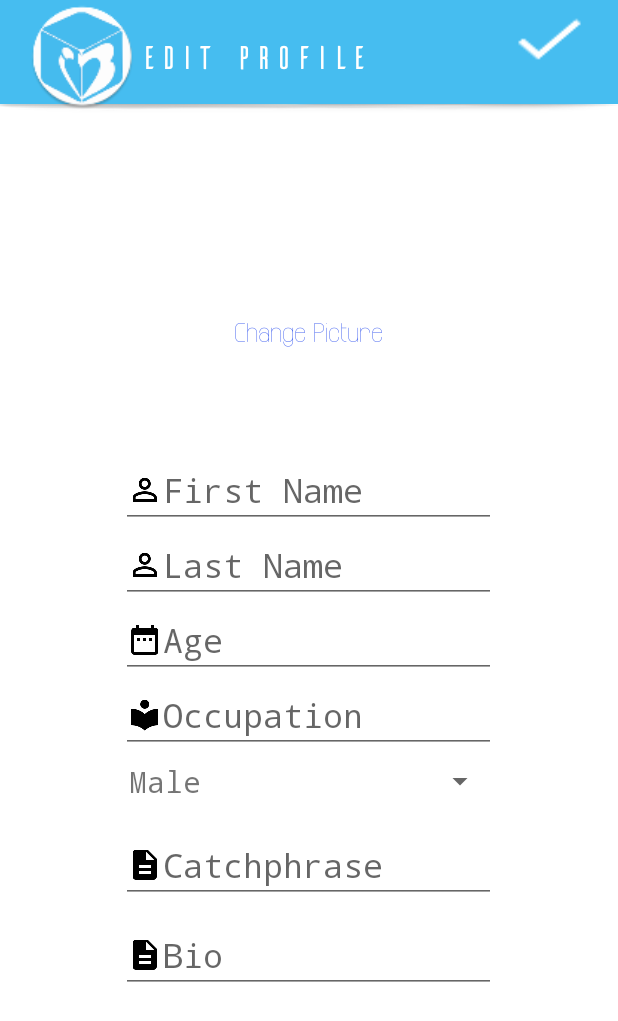
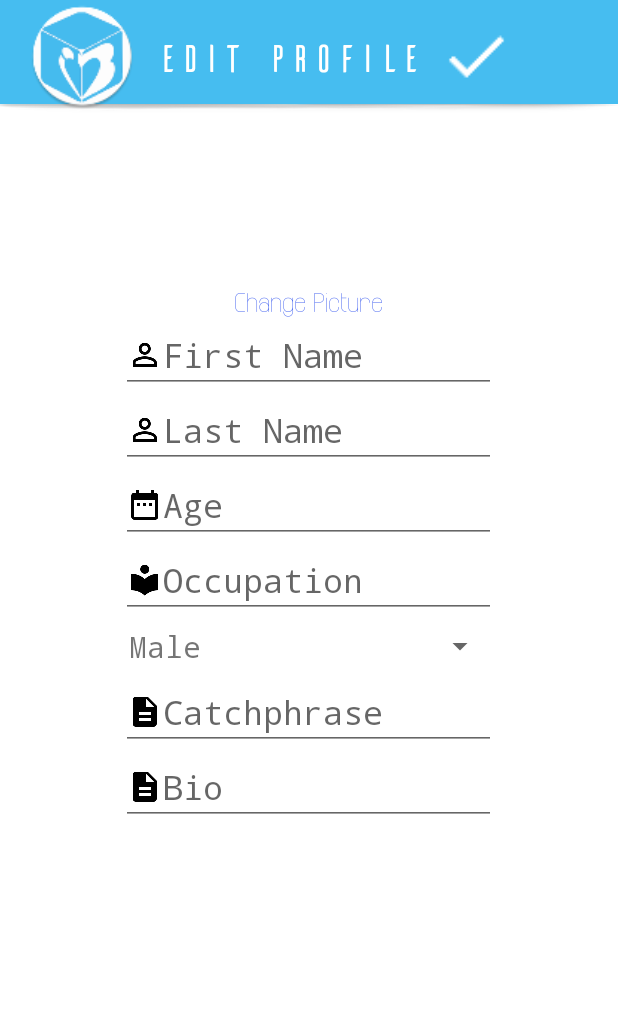
Before and after one commit to Cazs/team01-mobile, an Android app: the Edit_ProfileActivity screen opened directly, with no data from a screen before it, on a phone screen of 412 x 824 dp. Shown: the top 1021 px of the screen. Run offline under Robolectric (Android 15) with nearby library versions, the phone set to English and light mode, and no system bars; our stand-ins replace CircleImageView; network calls fail; Roboto replaces fonts that are not available here.

```diff
--- a/app/src/main/java/com/codcodes/icebreaker/screens/Edit_ProfileActivity.java
+++ b/app/src/main/java/com/codcodes/icebreaker/screens/Edit_ProfileActivity.java
@@ -94,7 +94,7 @@ public class Edit_ProfileActivity extends AppCompatActivity implements AdapterVi
         Typeface ttf_infinity = Typeface.createFromAsset(getAssets(), "Infinity.ttf");
 
         name.setTypeface(h);
-        name.setTextSize(22);
+        name.setTextSize(26);
         edit_image_link.setTypeface(ttf_infinity);
         edit_image_link.setTextSize(18);
 
--- a/app/src/main/java/com/codcodes/icebreaker/screens/OtherUserProfileActivity.java
+++ b/app/src/main/java/com/codcodes/icebreaker/screens/OtherUserProfileActivity.java
@@ -80,7 +80,7 @@ public class OtherUserProfileActivity extends AppCompatActivity
         profile = (TextView) findViewById(R.id.main_heading);
         Typeface heading = Typeface.createFromAsset(getAssets(), "Ailerons-Typeface.otf");
         profile.setTypeface(heading);
-        profile.setTextSize(29);
+        profile.setTextSize(34);
 
         //Load and render selected user's profile
         final Activity ctxt = this;
--- a/app/src/main/java/com/codcodes/icebreaker/screens/SignUpActivity.java
+++ b/app/src/main/java/com/codcodes/icebreaker/screens/SignUpActivity.java
@@ -138,7 +138,7 @@ public class SignUpActivity extends AppCompatActivity
                         {
                             try
                             {
-                                byte[] res = RemoteComms.getFBImage("https://graph.facebook.com","v2.7/"+ accessToken.getUserId()+"/picture?width=540&height=480&access_token="+accessToken.getToken());
+                                byte[] res = RemoteComms.getFBImage("https://graph.facebook.com","v2.7/"+ accessToken.getUserId()+"/picture?width=240&height=320&access_token="+accessToken.getToken());
                                 //Write image to local disk
                                 WritersAndReaders.saveImage(SignUpActivity.this,res,"profile/"+usr+".png");
                                 //Update remote Image
--- a/app/src/main/java/com/codcodes/icebreaker/tabs/EventsFragment.java
+++ b/app/src/main/java/com/codcodes/icebreaker/tabs/EventsFragment.java
@@ -373,7 +373,7 @@ public class EventsFragment extends android.support.v4.app.Fragment implements S
             throw new RuntimeException(context.toString()
                     + " must implement IOnListFragmentInteractionListener");
         }
-        Toast.makeText(getActivity(),"EventsFragment has been attached.",Toast.LENGTH_LONG).show();
+        //Toast.makeText(getActivity(),"EventsFragment has been attached.",Toast.LENGTH_LONG).show();
     }
 
     @Override
--- a/app/src/main/java/com/codcodes/icebreaker/tabs/ProfileFragment.java
+++ b/app/src/main/java/com/codcodes/icebreaker/tabs/ProfileFragment.java
@@ -215,7 +215,7 @@ public class ProfileFragment extends android.support.v4.app.Fragment
                     startActivity(intent);
                 }else
                 {
-                    Toast.makeText(getActivity(),"Profile not yet loaded!",Toast.LENGTH_LONG).show();
+                    Toast.makeText(getActivity(),"Profile has not yet been loaded.",Toast.LENGTH_LONG).show();
                 }
             }
         });
--- a/app/src/main/res/layout/activity_edit_profile.xml
+++ b/app/src/main/res/layout/activity_edit_profile.xml
@@ -24,22 +24,31 @@
             android:layout_gravity="center_vertical"
             android:src="@mipmap/ic_launcher" />
 
+        <LinearLayout
+            android:layout_width="0dp"
+            android:layout_height="match_parent"
+            android:layout_weight="80"
+            android:orientation="horizontal">
+
             <TextView
                 android:id="@+id/main_heading"
-            android:layout_width="0dp"
+                android:layout_width="200dp"
                 android:layout_height="wrap_content"
-            android:layout_weight="65"
-            android:layout_gravity="center_vertical"
+                android:layout_gravity="center"
+                android:gravity="center"
                 android:text="Edit Profile"
-            android:textSize="29pt"
+                android:textSize="34sp"
                 android:textColor="@color/white" />
 
             <Button
                 android:id="@+id/edit_profile_done"
-            android:layout_width="0dp"
-            android:layout_height="wrap_content"
-            android:layout_weight="15"
+                android:layout_width="50dp"
+                android:layout_height="50dp"
+                android:layout_gravity="center"
+                android:gravity="center"
                 android:background="@drawable/ic_done_white_24dp"/>
+
+        </LinearLayout>
 
     </LinearLayout>
 
--- a/app/src/main/res/layout/appbar.xml
+++ b/app/src/main/res/layout/appbar.xml
@@ -29,7 +29,7 @@
             android:layout_gravity="center"
             android:gravity="center"
             android:text="@string/app_name"
-            android:textSize="29pt"
+            android:textSize="34sp"
             android:textColor="@color/white"
             android:maxLines="2"/>
 
--- a/app/src/main/res/layout/content_edit_profile.xml
+++ b/app/src/main/res/layout/content_edit_profile.xml
@@ -23,7 +23,6 @@
                 android:id="@+id/editprofilepic"
                 android:layout_width="@dimen/dp_size_120"
                 android:layout_height="@dimen/dp_size_120"
-                android:layout_marginTop="@dimen/dp_size_20"
                 android:layout_centerHorizontal="true" />
 
             <TextView
@@ -36,12 +35,12 @@
                 android:layout_centerHorizontal="true"/>
 
             <EditText
+                android:id="@+id/editName"
                 android:layout_width="@dimen/text_box_size"
                 android:layout_height="match_parent"
                 android:hint="First Name"
                 android:textSize="10pt"
-                android:id="@+id/editName"
-                android:layout_marginTop="@dimen/dp_size_230"
+                android:layout_below="@+id/editphoto"
                 android:layout_centerHorizontal="true"
                 android:fontFamily="monospace"
                 android:maxLines="1"
@@ -49,12 +48,12 @@
                 android:drawableLeft="@drawable/ic_perm_identity_black_24dp"/>
 
             <EditText
+                android:id="@+id/editLastName"
                 android:layout_width="@dimen/text_box_size"
                 android:layout_height="match_parent"
                 android:hint="Last Name"
                 android:textSize="10pt"
-                android:id="@+id/editLastName"
-                android:layout_marginTop="@dimen/dp_size_280"
+                android:layout_below="@+id/editName"
                 android:layout_centerHorizontal="true"
                 android:fontFamily="monospace"
                 android:maxLines="1"
@@ -62,25 +61,25 @@
                 android:drawableLeft="@drawable/ic_perm_identity_black_24dp"/>
 
             <EditText
+                android:id="@+id/editAge"
                 android:layout_width="@dimen/text_box_size"
                 android:layout_height="match_parent"
                 android:hint="Age"
                 android:textSize="10pt"
-                android:id="@+id/editAge"
                 android:maxLines="1"
-                android:layout_marginTop="330dp"
+                android:layout_below="@+id/editLastName"
                 android:layout_centerHorizontal="true"
                 android:fontFamily="monospace"
                 android:drawableLeft="@drawable/ic_date_range_black_24dp"
                 android:inputType="number"/>
 
             <EditText
+                android:id="@+id/editOccupation"
                 android:layout_width="@dimen/text_box_size"
                 android:layout_height="match_parent"
                 android:hint="Occupation"
                 android:textSize="10pt"
-                android:id="@+id/editOccupation"
-                android:layout_marginTop="380dp"
+                android:layout_below="@+id/editAge"
                 android:layout_centerHorizontal="true"
                 android:fontFamily="monospace"
                 android:maxLines="1"
@@ -92,20 +91,20 @@
                 android:layout_width="@dimen/text_box_size"
                 android:layout_height="wrap_content"
                 android:layout_centerHorizontal="true"
-                android:layout_marginTop="430dp"/>
+                android:layout_below="@+id/editOccupation"/>
 
             <EditText
+                android:id="@+id/CatchPhrase"
                 android:layout_width="@dimen/text_box_size"
                 android:layout_height="match_parent"
                 android:fontFamily="monospace"
                 android:textSize="10pt"
                 android:hint="Catchphrase"
-                android:id="@+id/CatchPhrase"
                 android:inputType="textMultiLine"
                 android:maxLines="10"
                 android:layout_centerHorizontal="true"
                 android:scrollbars="vertical"
-                android:layout_marginTop="480dp"
+                android:layout_below="@+id/spinner1"
                 android:drawableLeft="@drawable/ic_description_black_24dp"/>
 
             <EditText
@@ -119,7 +118,7 @@
                 android:maxLines="10"
                 android:layout_centerHorizontal="true"
                 android:scrollbars="vertical"
-                android:layout_marginTop="@dimen/dp_size_540dp"
+                android:layout_below="@+id/CatchPhrase"
                 android:drawableLeft="@drawable/ic_description_black_24dp"/>
         </RelativeLayout>
     </ScrollView>
```
Also changed, not shown: app/src/main/java/com/codcodes/icebreaker/auxilary/camera/CameraSource.java (+10 -5 lines), app/src/main/java/com/codcodes/icebreaker/screens/AchievementFragment.java (+28 -2 lines), app/src/main/java/com/codcodes/icebreaker/screens/BarcodeCaptureActivity.java (+11 -5 lines), app/src/main/java/com/codcodes/icebreaker/screens/RewardsActivity.java (+33 -5 lines), app/src/main/res/layout/activity_other_profile.xml (+3 -18 lines). Lines whose indentation alone changed are shown as unchanged.
